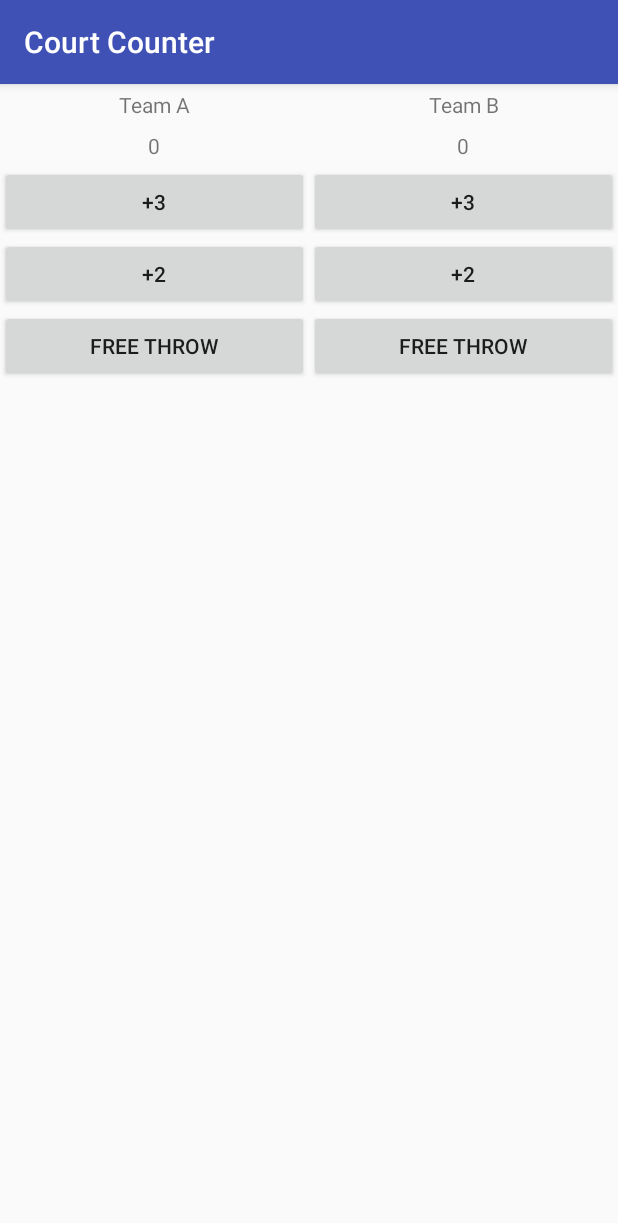
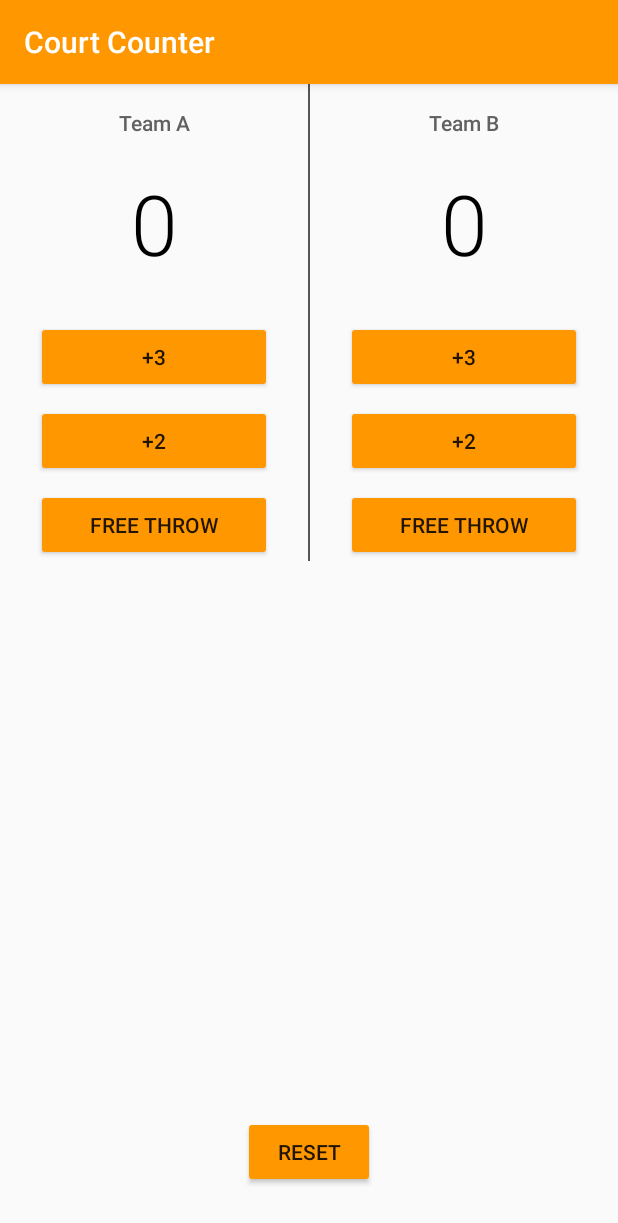
Before and after one commit to ahtaufiiq/Portfolio-Android, an Android app: the screen it shows after launch (MainActivity), on a phone screen of 412 x 824 dp. Shown: the top 1223 px of the screen. Run offline under Robolectric (Android 15) with nearby library versions, the light colour scheme and no system bars.

Commit message:
Final Lesson 3

```diff
--- a/Udacity Course/Basics User Interfaces/CourtCounter/app/src/main/java/ataufiq/com/courtcounter/MainActivity.java
+++ b/Udacity Course/Basics User Interfaces/CourtCounter/app/src/main/java/ataufiq/com/courtcounter/MainActivity.java
@@ -58,4 +58,12 @@ public class MainActivity extends AppCompatActivity {
         scoreTeamB++;
         displayScoreB(scoreTeamB);
     }
+
+    //----------------------------
+    public void reset(View v){
+        scoreTeamB=0;
+        scoreTeamA=0;
+        displayScoreB(scoreTeamB);
+        displayScoreA(scoreTeamA);
+    }
 }
--- a/Udacity Course/Basics User Interfaces/CourtCounter/app/src/main/res/layout/activity_main.xml
+++ b/Udacity Course/Basics User Interfaces/CourtCounter/app/src/main/res/layout/activity_main.xml
@@ -1,27 +1,31 @@
-<?xml version="1.0" encoding="utf-8"?>
-<LinearLayout xmlns:android="http://schemas.android.com/apk/res/android"
+<RelativeLayout xmlns:android="http://schemas.android.com/apk/res/android"
     xmlns:app="http://schemas.android.com/apk/res-auto"
     xmlns:tools="http://schemas.android.com/tools"
     android:layout_width="match_parent"
-    android:layout_height="match_parent"
+    android:layout_height="match_parent">
+
+
+    <LinearLayout
+        android:layout_width="match_parent"
+        android:layout_height="wrap_content"
         android:orientation="horizontal"
         tools:context="ataufiq.com.courtcounter.MainActivity">
 
         <LinearLayout
             android:layout_width="0dp"
             android:layout_weight="1"
-        android:layout_height="match_parent"
+            android:layout_height="wrap_content"
             android:orientation="vertical">
             <TextView
                 android:layout_width="match_parent"
                 android:layout_height="wrap_content"
-            android:padding="4dp"
                 android:text="@string/labet_team_a"
+                android:textSize="@dimen/textSizeTeamName"
                 android:textAlignment="center"
-            app:layout_constraintBottom_toBottomOf="parent"
-            app:layout_constraintLeft_toLeftOf="parent"
-            app:layout_constraintRight_toRightOf="parent"
-            app:layout_constraintTop_toTopOf="parent" />
+                android:fontFamily="@string/fontTeamName"
+                android:textColor="@color/textColorTeamName"
+                android:layout_marginTop="@dimen/margin16"
+                android:layout_marginBottom="@dimen/margin16"/>
 
             <TextView
                 android:id="@+id/score_a_txt"
@@ -29,42 +33,60 @@
                 android:layout_height="wrap_content"
                 android:padding="4dp"
                 android:text="@string/score"
-            android:textAlignment="center" />
+                android:textColor="@color/textColorScore"
+                android:textSize="@dimen/textSizeScore"
+                android:textAlignment="center"
+                android:fontFamily="@string/fontScore"
+                android:layout_marginBottom="@dimen/margin24"/>
 
             <Button
                 android:layout_width="match_parent"
                 android:layout_height="wrap_content"
                 android:text="+3"
-            android:onClick="plus3TeamA"/>
+                android:onClick="plus3TeamA"
+                android:layout_marginLeft="@dimen/margin24"
+                android:layout_marginRight="@dimen/margin24"
+                android:layout_marginBottom="@dimen/margin8"/>
 
             <Button
                 android:layout_width="match_parent"
                 android:layout_height="wrap_content"
                 android:text="+2"
-            android:onClick="plus2TeamA"/>
+                android:onClick="plus2TeamA"
+                android:layout_marginRight="@dimen/margin24"
+                android:layout_marginLeft="@dimen/margin24"
+                android:layout_marginBottom="@dimen/margin8"/>
 
             <Button
                 android:layout_width="match_parent"
                 android:layout_height="wrap_content"
                 android:text="Free Throw"
-            android:onClick="plus1TeamA"/>
+                android:onClick="plus1TeamA"
+                android:layout_marginLeft="@dimen/margin24"
+                android:layout_marginRight="@dimen/margin24"/>
+
         </LinearLayout>
+
+        <View
+            android:layout_width="1dp"
+            android:layout_height="match_parent"
+            android:background="#555555"/>
 
         <LinearLayout
             android:layout_width="0dp"
             android:layout_weight="1"
-        android:layout_height="match_parent"
+            android:layout_height="wrap_content"
             android:orientation="vertical">
             <TextView
                 android:layout_width="match_parent"
                 android:layout_height="wrap_content"
-            android:padding="4dp"
                 android:text="@string/labet_team_b"
+                android:textSize="@dimen/textSizeTeamName"
                 android:textAlignment="center"
-            app:layout_constraintBottom_toBottomOf="parent"
-            app:layout_constraintLeft_toLeftOf="parent"
-            app:layout_constraintRight_toRightOf="parent"
-            app:layout_constraintTop_toTopOf="parent" />
+                android:textColor="@color/textColorTeamName"
+                android:layout_marginTop="@dimen/margin16"
+                android:fontFamily="@string/fontTeamName"
+                android:layout_marginBottom="@dimen/margin16"/>
 
             <TextView
                 android:id="@+id/score_b_txt"
@@ -72,27 +94,51 @@
                 android:layout_height="wrap_content"
                 android:padding="4dp"
                 android:text="@string/score"
-            android:textAlignment="center" />
+                android:textColor="@color/textColorScore"
+                android:textSize="@dimen/textSizeScore"
+                android:textAlignment="center"
+                android:fontFamily="@string/fontScore"
+                android:layout_marginBottom="@dimen/margin24"/>
 
             <Button
                 android:layout_width="match_parent"
                 android:layout_height="wrap_content"
                 android:text="+3"
-            android:onClick="plus3TeamB"/>
+                android:onClick="plus3TeamB"
+                android:layout_marginRight="@dimen/margin24"
+                android:layout_marginLeft="@dimen/margin24"
+                android:layout_marginBottom="@dimen/margin8"/>
 
             <Button
                 android:layout_width="match_parent"
                 android:layout_height="wrap_content"
                 android:text="+2"
-            android:onClick="plus2TeamB"/>
+                android:onClick="plus2TeamB"
+                android:layout_marginLeft="@dimen/margin24"
+                android:layout_marginRight="@dimen/margin24"
+                android:layout_marginBottom="@dimen/margin8"/>
 
             <Button
                 android:layout_width="match_parent"
                 android:layout_height="wrap_content"
                 android:text="Free Throw"
-            android:onClick="plus1TeamB"/>
+                android:onClick="plus1TeamB"
+                android:layout_marginRight="@dimen/margin24"
+                android:layout_marginLeft="@dimen/margin24"/>
+
         </LinearLayout>
 
 
 
     </LinearLayout>
+
+    <Button
+        android:layout_width="wrap_content"
+        android:layout_height="wrap_content"
+        android:layout_alignParentBottom="true"
+        android:layout_centerHorizontal="true"
+        android:text="Reset"
+        android:onClick="reset"
+        android:layout_marginBottom="@dimen/margin32"/>
+
+</RelativeLayout>
--- a/Udacity Course/Basics User Interfaces/CourtCounter/app/src/main/res/values/colors.xml
+++ b/Udacity Course/Basics User Interfaces/CourtCounter/app/src/main/res/values/colors.xml
@@ -3,4 +3,7 @@
     <color name="colorPrimary">#3F51B5</color>
     <color name="colorPrimaryDark">#303F9F</color>
     <color name="colorAccent">#FF4081</color>
+
+    <color name="textColorTeamName">#616161</color>
+    <color name="textColorScore">#000000</color>
 </resources>
--- /dev/null
+++ b/Udacity Course/Basics User Interfaces/CourtCounter/app/src/main/res/values/dimens.xml
@@ -0,0 +1,12 @@
+<?xml version="1.0" encoding="utf-8"?>
+<resources>
+
+    <dimen name="textSizeTeamName">14sp</dimen>
+    <dimen name="textSizeScore">56sp</dimen>
+
+    <dimen name="margin8">8dp</dimen>
+    <dimen name="margin16">16dp</dimen>
+    <dimen name="margin24">24dp</dimen>
+    <dimen name="margin32">32dp</dimen>
+
+</resources>
--- a/Udacity Course/Basics User Interfaces/CourtCounter/app/src/main/res/values/strings.xml
+++ b/Udacity Course/Basics User Interfaces/CourtCounter/app/src/main/res/values/strings.xml
@@ -3,4 +3,8 @@
     <string name="labet_team_a">Team A</string>
     <string name="labet_team_b">Team B</string>
     <string name="score">0</string>
+
+
+    <string name="fontTeamName">sans-serif-medium</string>
+    <string name="fontScore">sans-serif-light</string>
 </resources>
--- a/Udacity Course/Basics User Interfaces/CourtCounter/app/src/main/res/values/styles.xml
+++ b/Udacity Course/Basics User Interfaces/CourtCounter/app/src/main/res/values/styles.xml
@@ -3,9 +3,11 @@
     <!-- Base application theme. -->
     <style name="AppTheme" parent="Theme.AppCompat.Light.DarkActionBar">
         <!-- Customize your theme here. -->
-        <item name="colorPrimary">@color/colorPrimary</item>
+        <item name="colorPrimary">#FF9800</item>
         <item name="colorPrimaryDark">@color/colorPrimaryDark</item>
         <item name="colorAccent">@color/colorAccent</item>
+
+        <item name="colorButtonNormal">#FF9800</item>
     </style>
 
 </resources>
```
Lines whose indentation alone changed are shown as unchanged.
